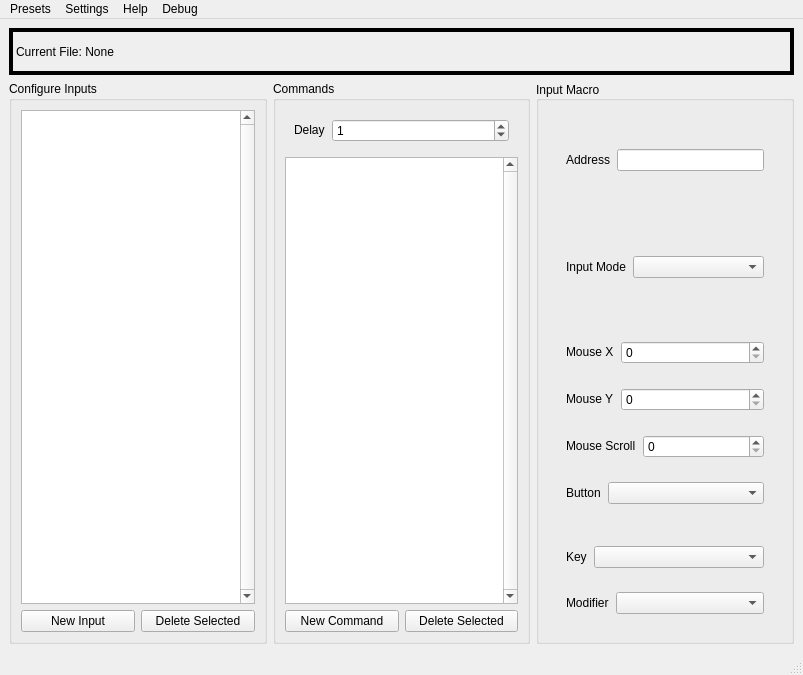
Above: OpenMacro-GUI/App/mainwindow.ui from jerry20091103/OpenMacro before the change. Below: the same form after it.
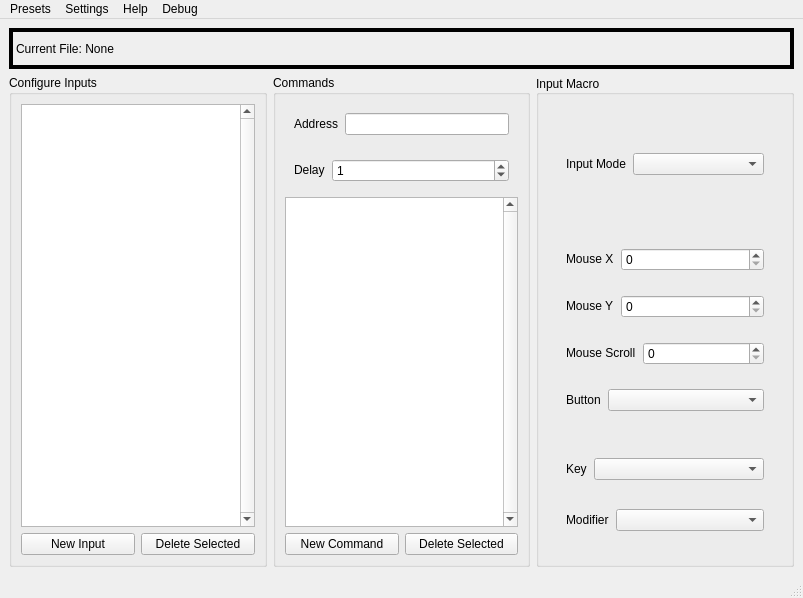
That is the form after the change. Custom widgets are drawn as their Qt base class.

Commit message: Adjusted UI layout

The edit to the form file:
```diff
--- a/OpenMacro-GUI/App/mainwindow.ui
+++ b/OpenMacro-GUI/App/mainwindow.ui
@@ -7,7 +7,7 @@
     <x>0</x>
     <y>0</y>
     <width>803</width>
-    <height>675</height>
+    <height>598</height>
    </rect>
   </property>
   <property name="windowTitle">
@@ -88,6 +88,41 @@
          <string>Commands</string>
         </property>
         <layout class="QVBoxLayout" name="verticalLayout_7">
+         <item>
+          <widget class="QWidget" name="addressForm_2" native="true">
+           <property name="sizePolicy">
+            <sizepolicy hsizetype="Preferred" vsizetype="Fixed">
+             <horstretch>0</horstretch>
+             <verstretch>0</verstretch>
+            </sizepolicy>
+           </property>
+           <layout class="QHBoxLayout" name="horizontalLayout_12" stretch="0,0">
+            <property name="spacing">
+             <number>7</number>
+            </property>
+            <item>
+             <widget class="QLabel" name="label_9">
+              <property name="sizePolicy">
+               <sizepolicy hsizetype="Fixed" vsizetype="Fixed">
+                <horstretch>0</horstretch>
+                <verstretch>0</verstretch>
+               </sizepolicy>
+              </property>
+              <property name="text">
+               <string>Address</string>
+              </property>
+             </widget>
+            </item>
+            <item>
+             <widget class="QLineEdit" name="addressInput">
+              <property name="maxLength">
+               <number>8</number>
+              </property>
+             </widget>
+            </item>
+           </layout>
+          </widget>
+         </item>
          <item>
           <widget class="QWidget" name="mouseXForm_2" native="true">
            <property name="sizePolicy">
@@ -172,59 +207,6 @@
          <bool>false</bool>
         </property>
         <layout class="QVBoxLayout" name="verticalLayout_3">
-         <item>
-          <widget class="QFrame" name="addressForm">
-           <property name="enabled">
-            <bool>true</bool>
-           </property>
-           <property name="frameShape">
-            <enum>QFrame::NoFrame</enum>
-           </property>
-           <property name="frameShadow">
-            <enum>QFrame::Plain</enum>
-           </property>
-           <property name="lineWidth">
-            <number>0</number>
-           </property>
-           <layout class="QVBoxLayout" name="verticalLayout_8">
-            <item>
-             <widget class="QWidget" name="horizontalWidget_4" native="true">
-              <property name="sizePolicy">
-               <sizepolicy hsizetype="Preferred" vsizetype="Fixed">
-                <horstretch>0</horstretch>
-                <verstretch>0</verstretch>
-               </sizepolicy>
-              </property>
-              <layout class="QHBoxLayout" name="horizontalLayout_12" stretch="0,0">
-               <property name="spacing">
-                <number>7</number>
-               </property>
-               <item>
-                <widget class="QLabel" name="label_9">
-                 <property name="sizePolicy">
-                  <sizepolicy hsizetype="Fixed" vsizetype="Fixed">
-                   <horstretch>0</horstretch>
-                   <verstretch>0</verstretch>
-                  </sizepolicy>
-                 </property>
-                 <property name="text">
-                  <string>Address</string>
-                 </property>
-                </widget>
-               </item>
-               <item>
-                <widget class="QLineEdit" name="addressInput">
-                 <property name="maxLength">
-                  <number>8</number>
-                 </property>
-                </widget>
-               </item>
-              </layout>
-             </widget>
-            </item>
-           </layout>
-          </widget>
-         </item>
          <item>
           <widget class="QFrame" name="inputModeForm">
            <property name="enabled">
```
